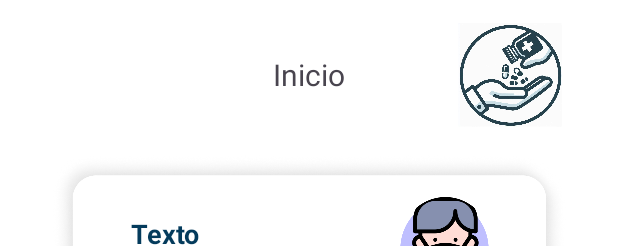
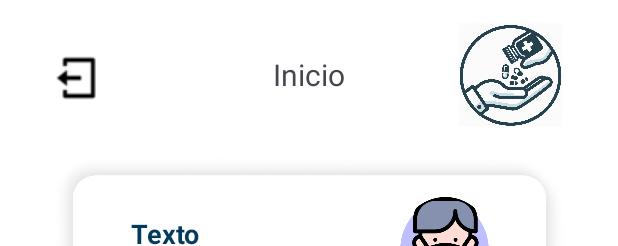
Before and after one commit to DanielHernandez627/MedicineApp, an Android app: the layout activity_menu_principal.xml on its own in the app's theme, with its tools: preview values and no code run, on a phone screen of 412 x 824 dp. Shown: the top 246 px of the screen. Run offline under Robolectric (Android 15) with nearby library versions, the phone set to English and light mode, and no system bars.

Commit message:
Modificacion de sesion de iniciada

```diff
--- a/Aplicacion/app/build.gradle.kts
+++ b/Aplicacion/app/build.gradle.kts
@@ -53,6 +53,11 @@ dependencies {
     implementation(libs.androidx.camera.view)
     implementation(libs.androidx.camera.extensions)
 
+    // Dependencias de Autenticacion Google
+    implementation(platform(libs.firebase.bom))
+    implementation(libs.firebase.auth.ktx)
+    implementation(libs.play.services.auth)
+
     testImplementation(libs.junit)
     androidTestImplementation(libs.androidx.junit)
     androidTestImplementation(libs.androidx.espresso.core)
--- a/Aplicacion/app/src/main/res/layout/activity_login.xml
+++ b/Aplicacion/app/src/main/res/layout/activity_login.xml
@@ -31,7 +31,7 @@
         app:srcCompat="@drawable/iconprincipal" />
 
     <Button
-        android:id="@+id/imageButton2"
+        android:id="@+id/imgBGoogle"
         android:layout_width="wrap_content"
         android:layout_height="wrap_content"
         android:layout_marginTop="46dp"
@@ -55,7 +55,7 @@
         android:text="@string/tlEmail"
         android:textSize="20sp"
         app:layout_constraintStart_toStartOf="parent"
-        app:layout_constraintTop_toBottomOf="@+id/imageButton2" />
+        app:layout_constraintTop_toBottomOf="@+id/imgBGoogle" />
 
     <EditText
         android:id="@+id/txt_email"
--- a/Aplicacion/app/src/main/res/layout/activity_menu_principal.xml
+++ b/Aplicacion/app/src/main/res/layout/activity_menu_principal.xml
@@ -18,6 +18,18 @@
         app:layout_constraintEnd_toEndOf="parent"
         app:layout_constraintStart_toStartOf="parent"
         app:layout_constraintTop_toTopOf="parent" />
+
+    <ImageButton
+        android:id="@+id/imgLogOut"
+        android:layout_width="wrap_content"
+        android:layout_height="wrap_content"
+        android:layout_marginTop="36dp"
+        android:background="@android:color/transparent"
+        app:layout_constraintEnd_toStartOf="@+id/tlPrincipalMenu"
+        app:layout_constraintHorizontal_bias="0.246"
+        app:layout_constraintStart_toStartOf="parent"
+        app:layout_constraintTop_toTopOf="parent"
+        app:srcCompat="@drawable/logout" />
 
     <ImageView
         android:id="@+id/imgLogo"
--- a/Aplicacion/gradle/libs.versions.toml
+++ b/Aplicacion/gradle/libs.versions.toml
@@ -1,5 +1,6 @@
 [versions]
 agp = "8.6.0"
+firebaseBom = "33.5.1"
 kotlin = "1.9.0"
 coreKtx = "1.13.1"
 junit = "4.13.2"
@@ -13,9 +14,12 @@ googleGmsGoogleServices = "4.4.2"
 firebaseAuth = "23.0.0"
 mlKit = "17.3.0"
 camerax = "1.1.0-beta01"
+playServicesAuth = "21.2.0"
 
 [libraries]
 androidx-core-ktx = { group = "androidx.core", name = "core-ktx", version.ref = "coreKtx" }
+firebase-auth-ktx = { module = "com.google.firebase:firebase-auth-ktx" }
+firebase-bom = { module = "com.google.firebase:firebase-bom", version.ref = "firebaseBom" }
 junit = { group = "junit", name = "junit", version.ref = "junit" }
 androidx-junit = { group = "androidx.test.ext", name = "junit", version.ref = "junitVersion" }
 androidx-espresso-core = { group = "androidx.test.espresso", name = "espresso-core", version.ref = "espressoCore" }
@@ -31,6 +35,7 @@ androidx-camera-lifecycle = { module = "androidx.camera:camera-lifecycle", versi
 androidx-camera-video = { module = "androidx.camera:camera-video", version.ref = "camerax" }
 androidx-camera-view = { module = "androidx.camera:camera-view", version.ref = "camerax" }
 androidx-camera-extensions = { module = "androidx.camera:camera-extensions", version.ref = "camerax" }
+play-services-auth = { module = "com.google.android.gms:play-services-auth", version.ref = "playServicesAuth" }
 
 [plugins]
 android-application = { id = "com.android.application", version.ref = "agp" }
```
Also changed, not shown: Aplicacion/app/src/main/java/com/madicine/deliverycontrol/Login.kt (+17 -0 lines), Aplicacion/app/src/main/java/com/madicine/deliverycontrol/MainActivity.kt (+19 -1 lines), Aplicacion/app/src/main/java/com/madicine/deliverycontrol/MenuPrincipal.kt (+29 -6 lines), Aplicacion/app/src/main/res/drawable/logout.png (added).
